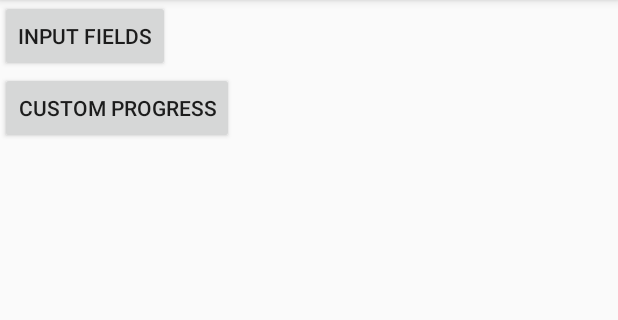
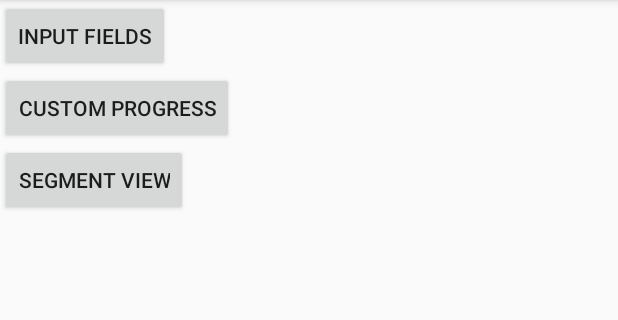
Before and after one commit to digitalshailu/custoviews, an Android app: the screen it shows after launch (MainActivity), on a phone screen of 412 x 824 dp, the part 84-404 px from its top. Run offline under Robolectric (Android 15) with nearby library versions, the phone set to English and light mode, and no system bars.

Commit message:
New view - Segment view added.

```diff
--- a/app/src/main/AndroidManifest.xml
+++ b/app/src/main/AndroidManifest.xml
@@ -18,6 +18,7 @@
         </activity>
         <activity android:name=".InputFieldsActivity"/>
         <activity android:name=".ProgressDialogActivity"/>
+        <activity android:name=".SegmentViewActivity"/>
     </application>
 
 </manifest>
--- a/app/src/main/java/com/example/customviews/MainActivity.java
+++ b/app/src/main/java/com/example/customviews/MainActivity.java
@@ -23,4 +23,9 @@ public class MainActivity extends AppCompatActivity {
         Intent intent = new Intent(this, ProgressDialogActivity.class);
         startActivity(intent);
     }
+
+    public void showSegmentView(View view) {
+        Intent intent = new Intent(this, SegmentViewActivity.class);
+        startActivity(intent);
+    }
 }
--- a/app/src/main/res/layout/activity_main.xml
+++ b/app/src/main/res/layout/activity_main.xml
@@ -7,17 +7,23 @@
     android:orientation="vertical"
     tools:context="com.example.customviews.MainActivity">
 
-<Button
-    android:layout_width="wrap_content"
-    android:layout_height="wrap_content"
-    android:text="Input Fields"
-    android:onClick="showInputFields"/>
+    <Button
+        android:layout_width="wrap_content"
+        android:layout_height="wrap_content"
+        android:onClick="showInputFields"
+        android:text="Input Fields" />
 
     <Button
         android:layout_width="wrap_content"
         android:layout_height="wrap_content"
-        android:text="Custom Progress"
-        android:onClick="showProgress"/>
+        android:onClick="showProgress"
+        android:text="Custom Progress" />
 
 
+    <Button
+        android:layout_width="wrap_content"
+        android:layout_height="wrap_content"
+        android:onClick="showSegmentView"
+        android:text="Segment view" />
+
 </LinearLayout>
```
Also changed, not shown: app/src/main/java/com/example/customviews/SegmentViewActivity.java (added, +30 -0 lines), app/src/main/java/customviews/SegmentedView.java (added, +133 -0 lines), app/src/main/res/layout/activity_segment_view.xml (added, +14 -0 lines).
